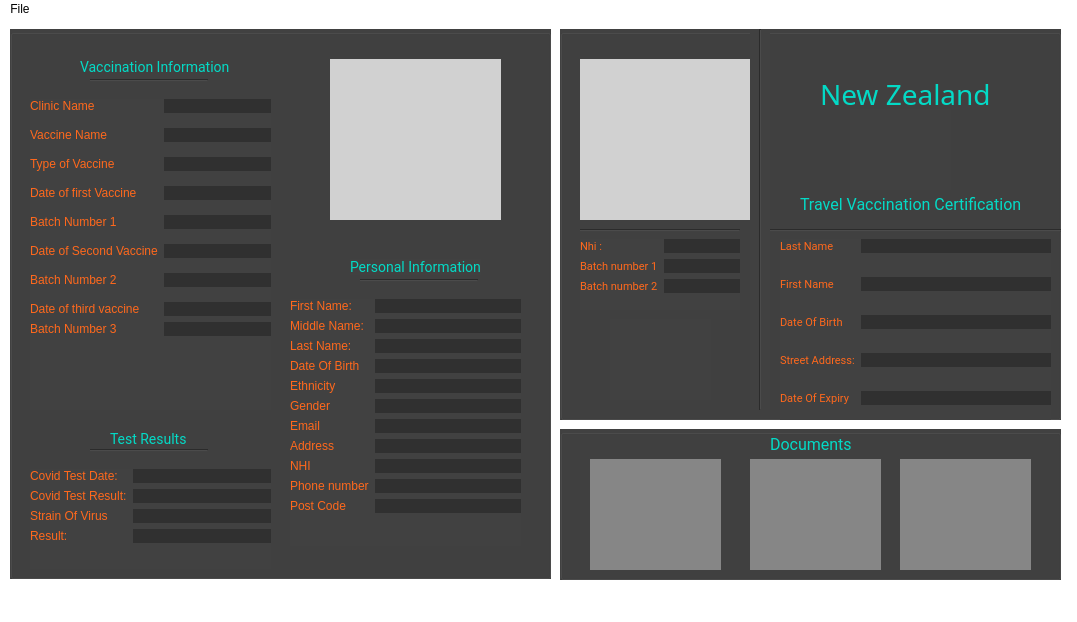
KempCode/CS106CovidPassport, file userApp/userwindow.ui: the form before one commit.
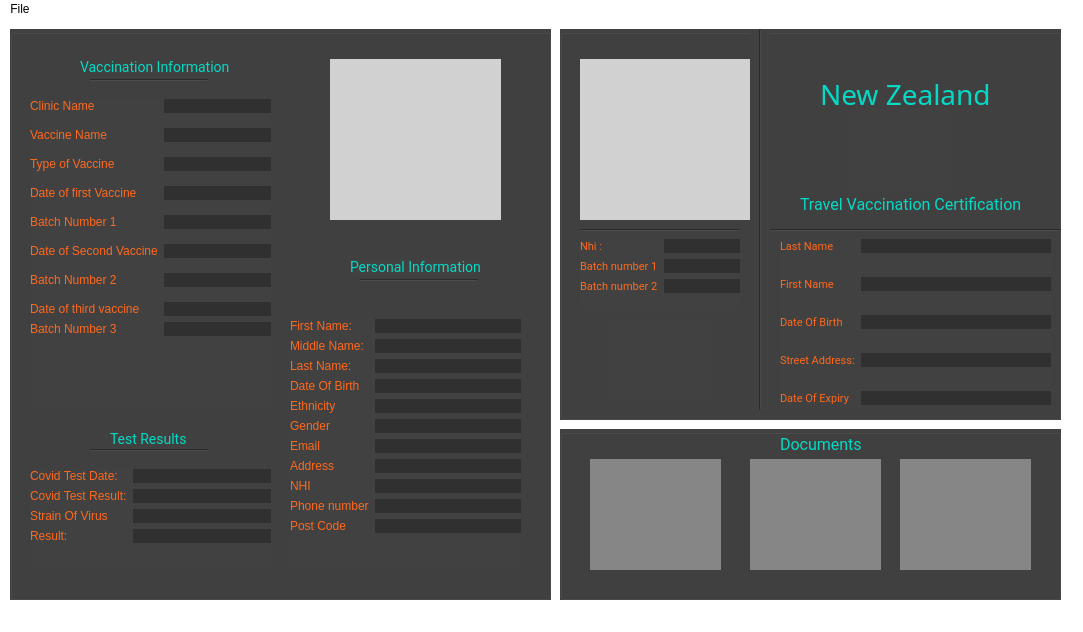
The form after the commit. Icons and pictures are not drawn.

What changed in the file:
```diff
--- a/userApp/userwindow.ui
+++ b/userApp/userwindow.ui
@@ -6,8 +6,8 @@
    <rect>
     <x>0</x>
     <y>0</y>
-    <width>1077</width>
-    <height>622</height>
+    <width>1083</width>
+    <height>632</height>
    </rect>
   </property>
   <property name="windowTitle">
@@ -23,7 +23,7 @@
       <x>10</x>
       <y>10</y>
       <width>541</width>
-      <height>550</height>
+      <height>571</height>
      </rect>
     </property>
     <property name="styleSheet">
@@ -510,7 +510,7 @@
      <property name="geometry">
       <rect>
        <x>280</x>
-       <y>270</y>
+       <y>290</y>
        <width>231</width>
        <height>247</height>
       </rect>
@@ -942,7 +942,7 @@
        <x>220</x>
        <y>210</y>
        <width>271</width>
-       <height>181</height>
+       <height>171</height>
       </rect>
      </property>
      <layout class="QFormLayout" name="formLayout_7">
@@ -1344,7 +1344,7 @@
       <x>560</x>
       <y>410</y>
       <width>501</width>
-      <height>151</height>
+      <height>171</height>
      </rect>
     </property>
     <property name="styleSheet">
@@ -1404,7 +1404,7 @@
     <widget class="QLabel" name="label_65">
      <property name="geometry">
       <rect>
-       <x>210</x>
+       <x>220</x>
        <y>0</y>
        <width>81</width>
        <height>31</height>
@@ -1430,7 +1430,7 @@
     <rect>
      <x>0</x>
      <y>0</y>
-     <width>1077</width>
+     <width>1083</width>
      <height>21</height>
     </rect>
    </property>
```
Left out of the diff: 18 changed lines with no effect on the pictures.
